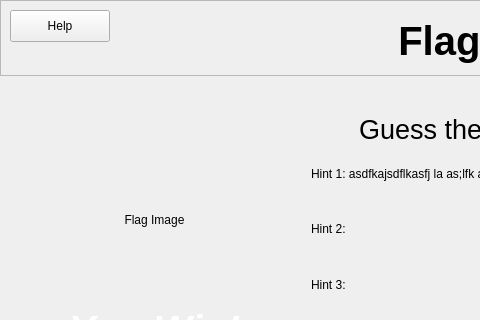
Above: gamewindow.ui from jesseandringa/FlagApp before the change; both pictures show x 0 to 480 and y 0 to 320 of the 899 by 687 pixel window. Below: the same form after it.
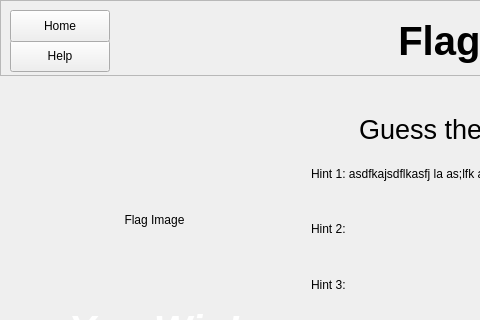
That is the form after the change.

Commit message: Home option added for game and study windows.

Diff of the .ui file:
```diff
--- a/gamewindow.ui
+++ b/gamewindow.ui
@@ -57,7 +57,7 @@
     <property name="geometry">
      <rect>
       <x>10</x>
-      <y>10</y>
+      <y>40</y>
       <width>100</width>
       <height>32</height>
      </rect>
@@ -66,6 +66,19 @@
      <string>Help</string>
     </property>
    </widget>
+   <widget class="QPushButton" name="homeButton">
+    <property name="geometry">
+     <rect>
+      <x>10</x>
+      <y>10</y>
+      <width>100</width>
+      <height>32</height>
+     </rect>
+    </property>
+    <property name="text">
+     <string>Home</string>
+    </property>
+   </widget>
   </widget>
   <widget class="QFrame" name="frame_2">
    <property name="geometry">
```
The commit also changes 8 other files.
